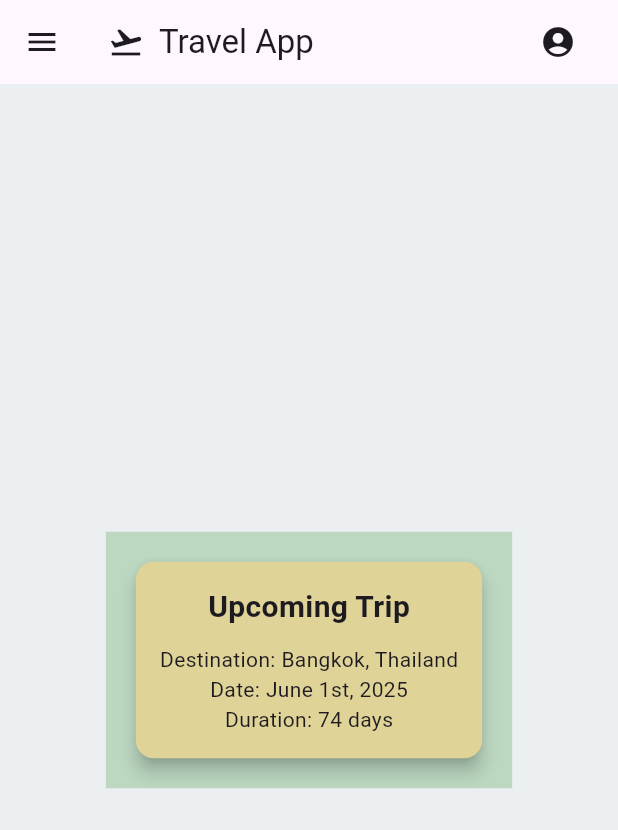
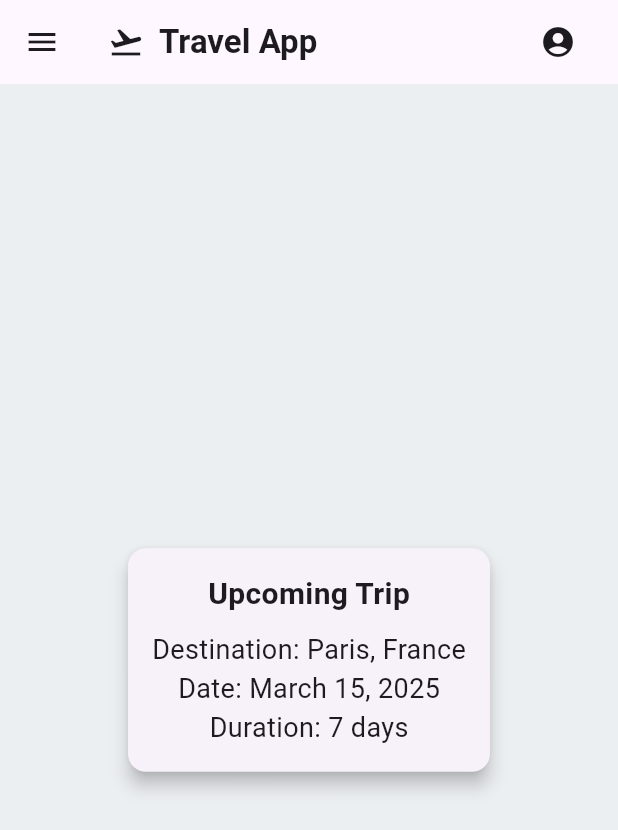
Before and after one commit to SETaP-4A/SETaP-4A-TravelPlanner, a Flutter app: the screen it shows after launch, on a phone screen of 412 x 824 dp. Shown: the top 830 px of the screen. Run offline on Flutter 3.47's test engine with Material 3 defaults, Android fonts, the phone set to English and light mode, and no system bars.

Commit message:
Revert "Colour Scheme on trip page."
This reverts commit b2010081f21fa83184716b1b104acd3305101319.

```diff
--- a/lib/main.dart
+++ b/lib/main.dart
@@ -14,10 +14,10 @@ class TravelApp extends StatelessWidget {
       theme: ThemeData(
         primarySwatch: Colors.blue,
         scaffoldBackgroundColor: Colors.blueGrey[50],
-        // textTheme: TextTheme(
-        //   headline6: TextStyle(fontSize: 22, fontWeight: FontWeight.bold),
-        //   bodyText2: TextStyle(fontSize: 18),
-        // ),
+        textTheme: TextTheme(
+          headline6: TextStyle(fontSize: 22, fontWeight: FontWeight.bold),
+          bodyText2: TextStyle(fontSize: 18),
+        ),
       ),
       home: HomeScreen(),
     );
--- a/lib/trips_page.dart
+++ b/lib/trips_page.dart
@@ -3,11 +3,8 @@ import 'package:flutter/material.dart';
 class TripsPage extends StatelessWidget {
   @override
   Widget build(BuildContext context) {
-    return const Center(
-        child: DecoratedBox(
-      decoration: BoxDecoration(color: Color(0xFFBCD8C1)),
+    return Center(
       child: Card(
-        color: Color.fromARGB(255, 223, 211, 151),
         elevation: 5,
         margin: EdgeInsets.all(20),
         child: Padding(
@@ -19,16 +16,14 @@ class TripsPage extends StatelessWidget {
                 'Upcoming Trip',
                 style: TextStyle(fontSize: 20, fontWeight: FontWeight.bold),
               ),
-              SizedBox(
-                height: 10,
-              ),
-              Text('Destination: Bangkok, Thailand'),
-              Text('Date: June 1st, 2025'),
-              Text('Duration: 74 days'),
+              SizedBox(height: 10),
+              Text('Destination: Paris, France'),
+              Text('Date: March 15, 2025'),
+              Text('Duration: 7 days'),
             ],
           ),
         ),
       ),
-    ));
+    );
   }
 }
```
Also changed, not shown: pubspec.lock.
